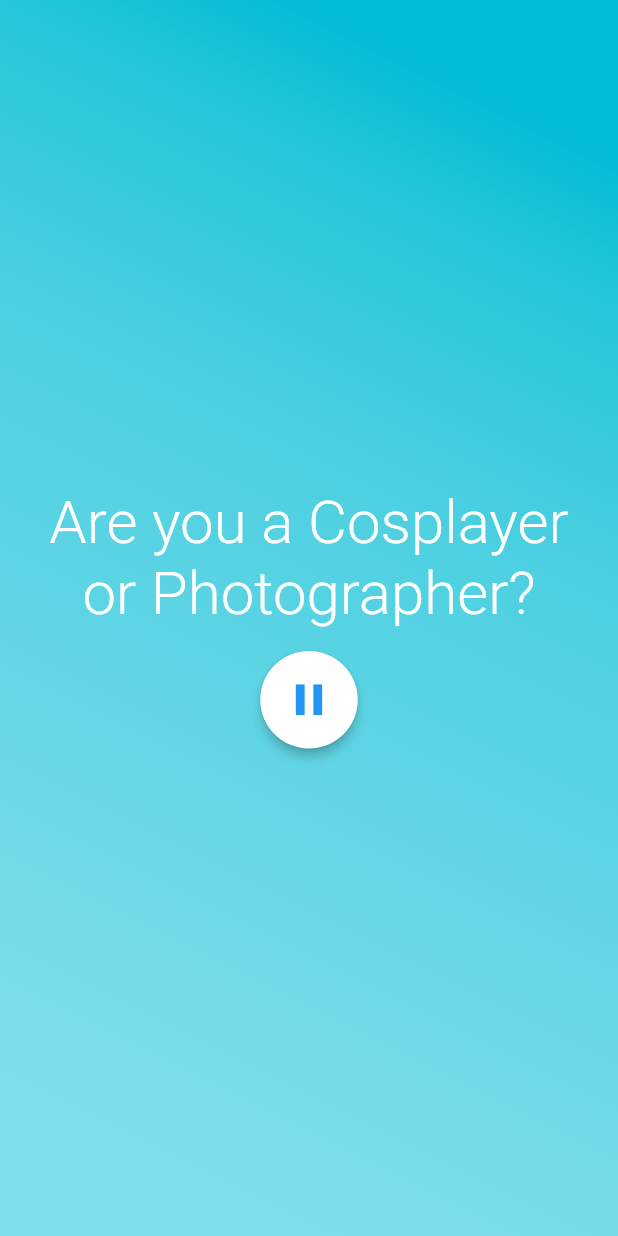
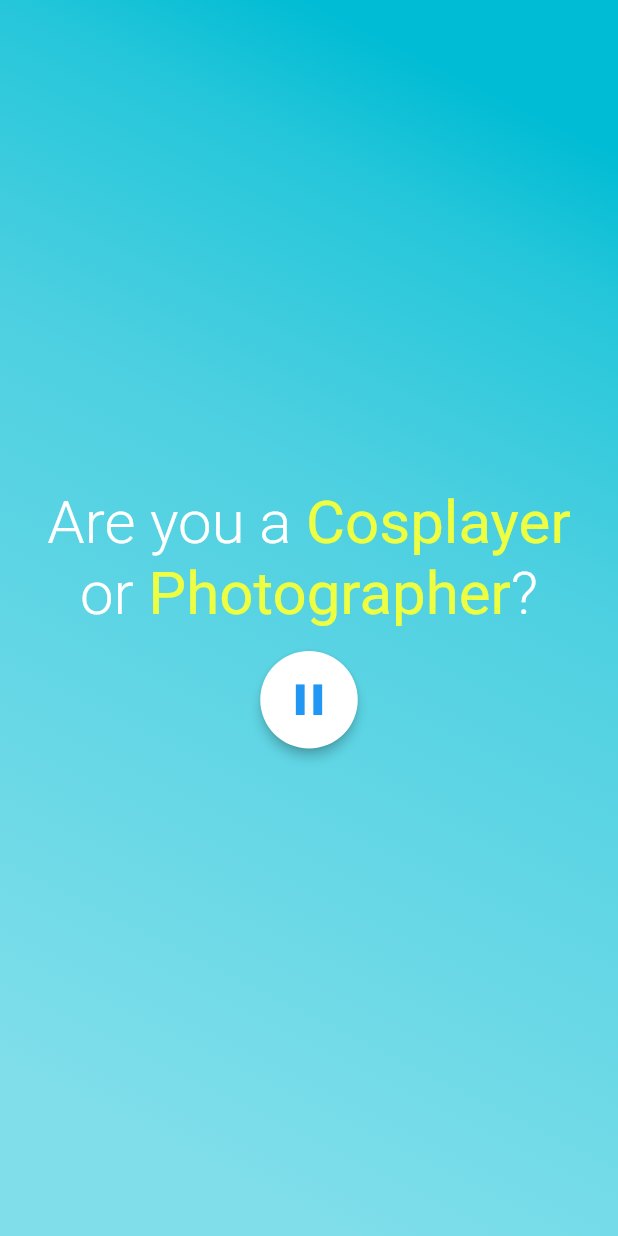
Before and after one commit to JohnPhamDeveloper/Convention_app, a Flutter app: the QuestionScreen screen opened by its route, on a phone screen of 412 x 824 dp. Run offline on Flutter 3.47's test engine with Material 2 defaults, Android fonts, the phone set to English and light mode, and no system bars.

Commit message:
Changed font style of questions

```diff
--- a/lib/constants.dart
+++ b/lib/constants.dart
@@ -1 +1,5 @@
+import 'package:flutter/material.dart';
+
 const kBoxGap = 15.0; // Gaps between each elements
+final kTextStyleImportant =
+    TextStyle(fontWeight: FontWeight.w400, color: Colors.limeAccent[200]);
--- a/lib/screens/question_screen.dart
+++ b/lib/screens/question_screen.dart
@@ -52,7 +52,6 @@ class _QuestionScreenState extends State<QuestionScreen> {
                   )
                 ],
               ),
-              // todo: Cosplayer and photographer text needs to be different more bold (see pic)
             ],
           ),
         ),
@@ -63,19 +62,30 @@ class _QuestionScreenState extends State<QuestionScreen> {
 
 class QuestionDisplay extends StatelessWidget {
   // Store how many cosplayers and photographers went on site
-  final _questions = ["Are you a Cosplayer or Photographer?"];
 
   @override
   Widget build(BuildContext context) {
-    return Center(
-      child: Text(
-        _questions[0],
-        textAlign: TextAlign.center,
+    return RichText(
+      textAlign: TextAlign.center,
+      text: TextSpan(
         style: TextStyle(
           fontSize: 40.0,
           fontWeight: FontWeight.w300,
           color: Colors.white,
         ),
+        children: <TextSpan>[
+          TextSpan(text: 'Are you a '),
+          TextSpan(
+            text: 'Cosplayer ',
+            style: kTextStyleImportant,
+          ),
+          TextSpan(text: 'or '),
+          TextSpan(
+            text: 'Photographer',
+            style: kTextStyleImportant,
+          ),
+          TextSpan(text: '?')
+        ],
       ),
     );
   }
```
